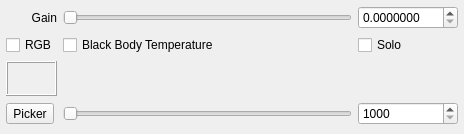
Qt form qtgui/lightgroup.ui (sungsoo/luxrender-lux) before a commit.
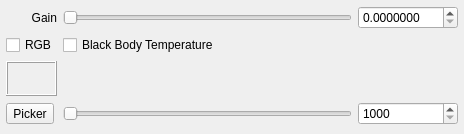
The same form after that commit. Icons and pictures are not drawn.

Commit message: Moved lightgroups solo button to panel widget, minor functionality changes.

Patch:
```diff
--- a/qtgui/lightgroup.ui
+++ b/qtgui/lightgroup.ui
@@ -242,16 +242,6 @@
        </property>
       </widget>
      </item>
-     <item row="2" column="2">
-      <widget class="QCheckBox" name="checkBox_Solo">
-       <property name="toolTip">
-        <string>Turn off all light groups except this one.</string>
-       </property>
-       <property name="text">
-        <string>Solo</string>
-       </property>
-      </widget>
-     </item>
     </layout>
    </item>
    <item>
```
The commit also changes 5 other files.
